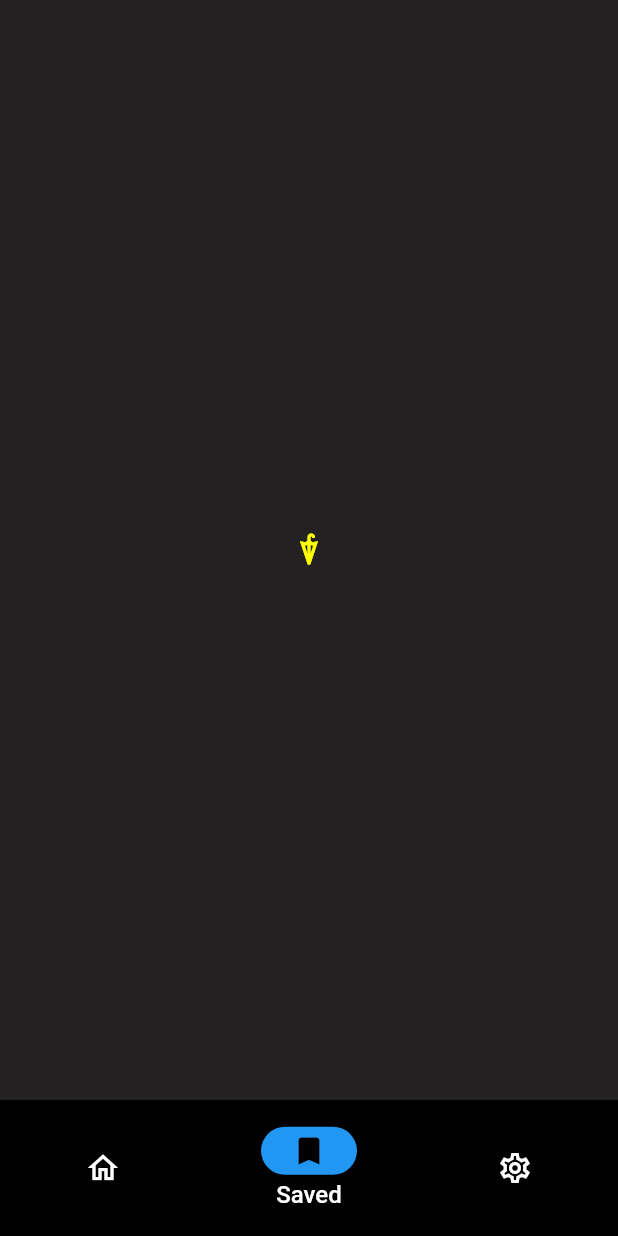
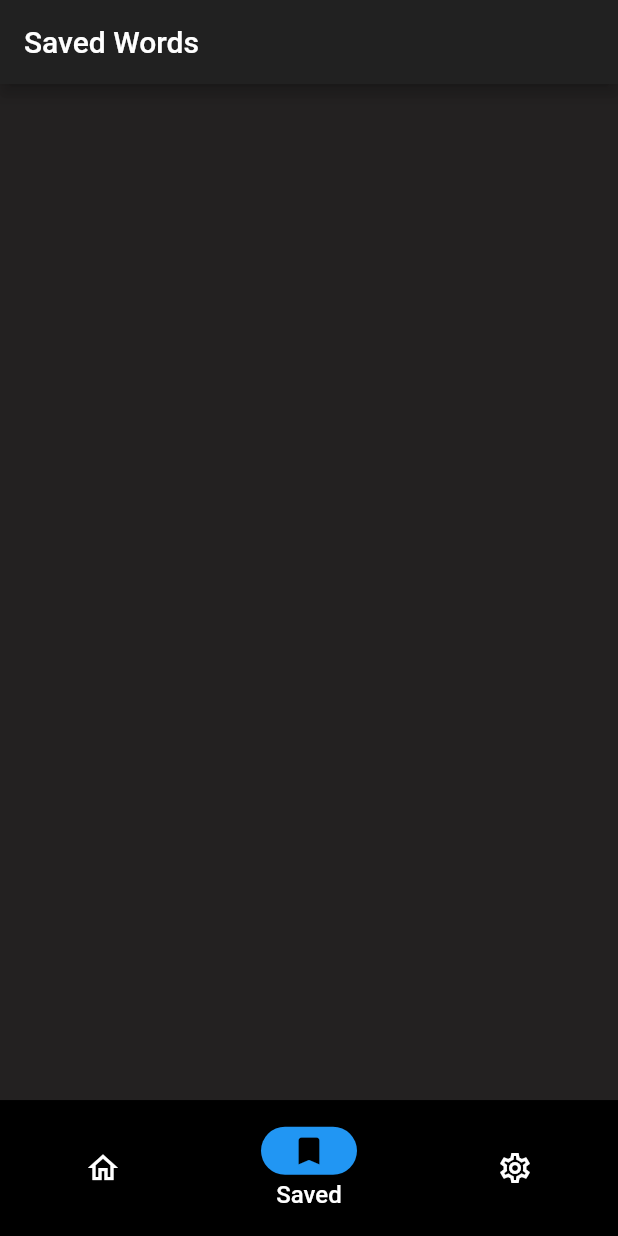
Before and after one commit to 6zikster/translator, a Flutter app: the screen it shows after launch, item 2 of the bottom bar chosen, on a phone screen of 412 x 824 dp. Run offline on Flutter 3.47's test engine with Material 2 defaults, Android fonts, the phone set to English and light mode, and no system bars.

Commit message:
added Saved Words fragment

```diff
--- a/lib/main.dart
+++ b/lib/main.dart
@@ -5,6 +5,7 @@ import 'package:translator/widgets/home/home.dart';
 import 'package:translator/widgets/saved/saved.dart';
 import 'package:translator/widgets/settings/settings.dart';
 import 'var.dart';
+import 'package:flutter/services.dart';
 
 void main() {
   runApp(const MyApp());
@@ -15,6 +16,10 @@ class MyApp extends StatelessWidget {
 
   @override
   Widget build(BuildContext context) {
+    SystemChrome.setPreferredOrientations([
+      DeviceOrientation.portraitUp,
+      DeviceOrientation.portraitDown,
+    ]);
     return MaterialApp(
       debugShowCheckedModeBanner: false,
       theme:
--- a/lib/var.dart
+++ b/lib/var.dart
@@ -9,3 +9,18 @@ double heightPerCentage(BuildContext context, double percentage) {
   return MediaQuery.of(context).size.height *
       percentage; // set width to percentage% of the screen width
 }
+
+class Bookmarks {
+  String strSource = "";
+  String strDestanation = "";
+  String FlagSource = "";
+  String FlagDestanation = "";
+}
+
+List<Bookmarks> bookmarkedWords = [];
+final GlobalKey<AnimatedListState> keyToWords = GlobalKey();
+
+List<String> languages = ["🇺🇸Eng", "🇷🇺Rus", "🇪🇸Spa", "🇫🇷Fr"];
+String languageSource = languages[0];
+String languageDestanation = languages[1];
+TextEditingController controllerTranslatedField = TextEditingController();
--- a/lib/widgets/saved/saved.dart
+++ b/lib/widgets/saved/saved.dart
@@ -1,6 +1,8 @@
 // ignore_for_file: prefer_const_constructors
 
 import 'package:flutter/material.dart';
+import 'package:translator/var.dart';
+import 'widgetBookmark.dart';
 
 class SavedPage extends StatefulWidget {
   const SavedPage({Key? key}) : super(key: key);
@@ -10,13 +12,46 @@ class SavedPage extends StatefulWidget {
 }
 
 class _SavedPageState extends State<SavedPage> {
+  void _addItem() {
+    Bookmarks temp = Bookmarks();
+    temp.strSource = "Item ${bookmarkedWords.length + 1}";
+    temp.strDestanation = "Item ${bookmarkedWords.length}";
+    bookmarkedWords.insert(0, temp);
+    keyToWords.currentState!.insertItem(0, duration: Duration(seconds: 1));
+  }
+
   @override
   Widget build(BuildContext context) {
     return Scaffold(
-        body: Center(
-            child: Icon(
-      Icons.umbrella,
-      color: Colors.yellowAccent,
-    )));
+        appBar: AppBar(
+          backgroundColor: Colors.grey.shade900,
+          shadowColor: Colors.grey.shade900, //shadow looks aweful
+          foregroundColor: Colors.white,
+          title: Text(
+            "Saved Words",
+            selectionColor: Colors.white,
+          ),
+        ),
+        body: Column(
+          children: [
+            const SizedBox(
+              height: 10,
+            ),
+            Expanded(
+              child: AnimatedList(
+                key: keyToWords,
+                initialItemCount: bookmarkedWords.length,
+                padding: EdgeInsets.all(10),
+                itemBuilder: (context, index, animation) {
+                  return SizeTransition(
+                      key: UniqueKey(),
+                      sizeFactor: animation,
+                      //Element of Bookmark!
+                      child: WidgetBookmark(index: index));
+                },
+              ),
+            )
+          ],
+        ));
   }
 }
```
Also changed, not shown: lib/widgets/home/textfields.dart (+53 -12 lines), lib/widgets/saved/widgetBookmark.dart (added, +172 -0 lines).
